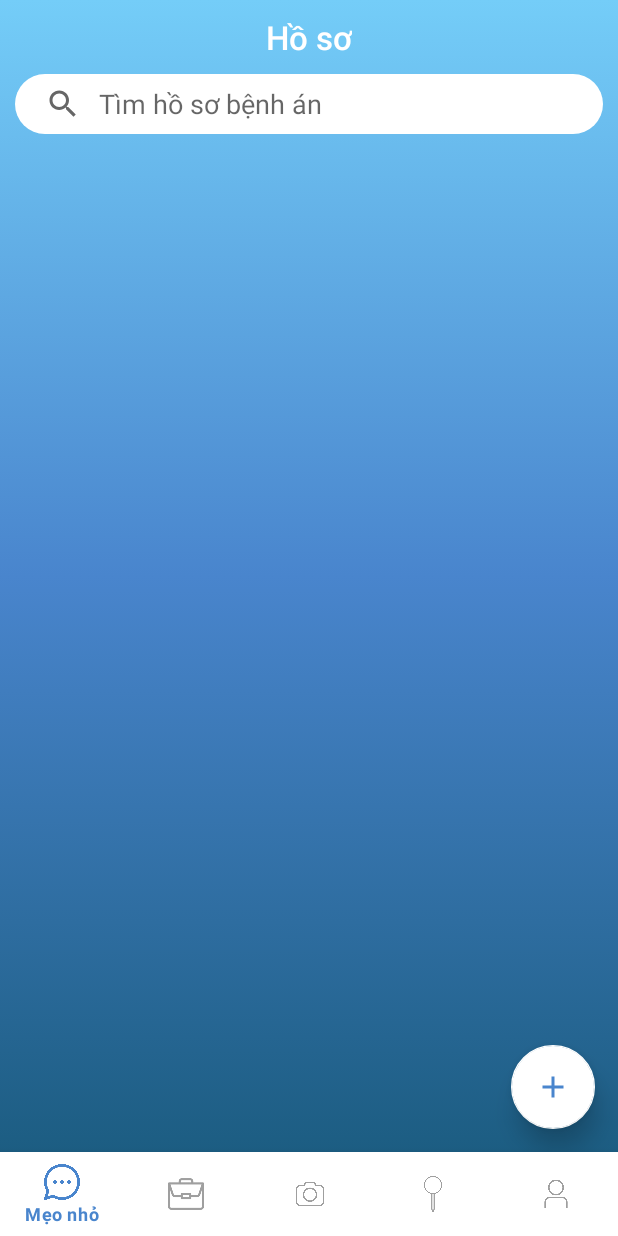
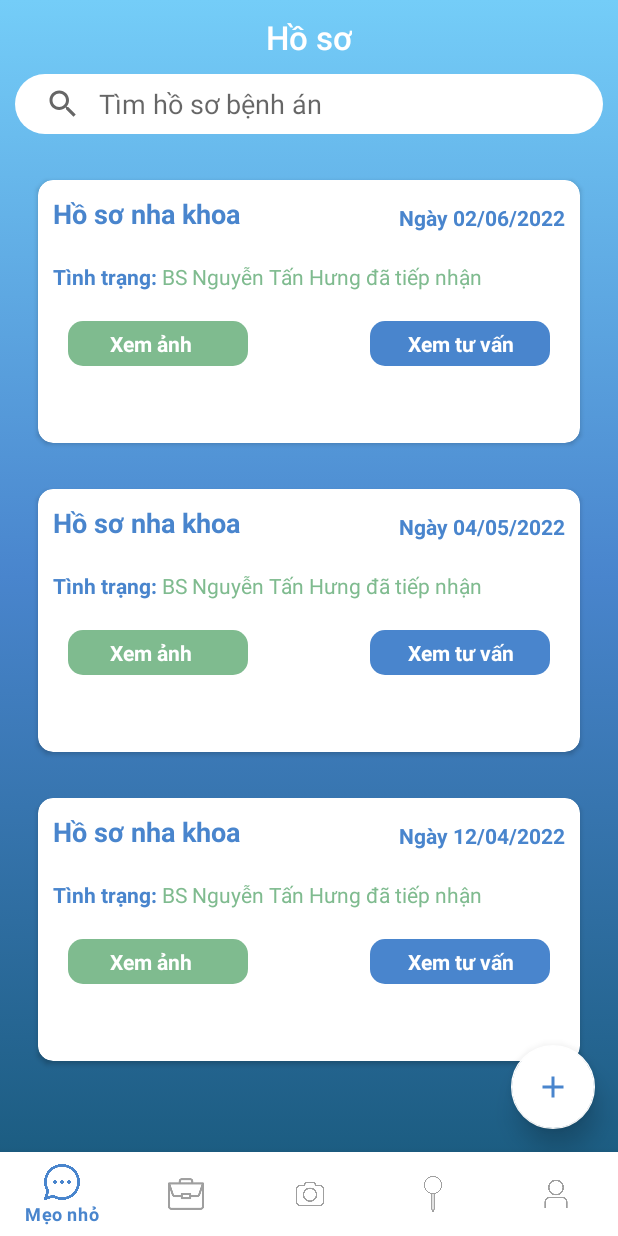
Before and after one commit to NamPham1906/FamilyBonding, an Android app: the fragment HealthRecordFragment placed in its activity, on a phone screen of 412 x 824 dp. Run offline under Robolectric (Android 15) with nearby library versions, the phone set to English and light mode, and no system bars.

Commit message:
Update on U3.1
Just for accepted health record, not yet for waiting-to-be-received health record

```diff
--- /dev/null
+++ b/app/src/main/java/com/example/usmile/user/adapters/HealthRecordAdapter.java
@@ -0,0 +1,92 @@
+package com.example.usmile.user.adapters;
+
+import android.content.Context;
+import android.graphics.Color;
+import android.view.LayoutInflater;
+import android.view.View;
+import android.view.ViewGroup;
+import android.widget.TextView;
+
+import androidx.annotation.NonNull;
+import androidx.recyclerview.widget.RecyclerView;
+
+import com.example.usmile.R;
+import com.example.usmile.user.models.HealthRecord;
+
+import org.w3c.dom.Text;
+
+import java.time.LocalDateTime;
+import java.time.format.DateTimeFormatter;
+import java.util.ArrayList;
+import java.util.List;
+
+
+
+public class HealthRecordAdapter extends RecyclerView.Adapter<HealthRecordAdapter.HealthRecordViewHolder>{
+
+    private List<HealthRecord> healthRecords;
+    private Context context;
+
+    public HealthRecordAdapter(List<HealthRecord> healthRecords) {
+        this.healthRecords = healthRecords;
+    }
+
+    public HealthRecordAdapter() {
+        this.healthRecords = new ArrayList<>();
+    }
+
+
+
+
+    @NonNull
+    @Override
+    public HealthRecordViewHolder onCreateViewHolder(@NonNull ViewGroup parent, int viewType) {
+        View view = LayoutInflater.from(parent.getContext()).inflate(R.layout.health_record_accepted_item_layout, parent, false);
+
+        context = parent.getContext();
+
+        return new HealthRecordViewHolder(view);
+    }
+
+
+    @Override
+    public void onBindViewHolder(@NonNull HealthRecordViewHolder holder, int position) {
+
+        HealthRecord item = healthRecords.get(position);
+
+        if (item == null)
+            return;
+
+        holder.dateTimeTextView.setText(item.getSentDate());
+
+        // should add this property to Health Record ?
+        holder.statusDetailTextView.setText("BS Nguyễn Tấn Hưng đã tiếp nhận");
+    }
+
+
+    @Override
+    public int getItemCount() {
+        if (healthRecords == null)
+            return 0;
+        return healthRecords.size();
+    }
+
+    public class HealthRecordViewHolder extends RecyclerView.ViewHolder {
+
+
+        TextView dateTimeTextView;
+        TextView statusDetailTextView;
+        TextView leftButton;
+        TextView rightButton;
+
+
+        public HealthRecordViewHolder(@NonNull View itemView) {
+            super(itemView);
+
+            dateTimeTextView = (TextView) itemView.findViewById(R.id.dateTimeTextView);
+            statusDetailTextView = (TextView) itemView.findViewById(R.id.statusDetailTextView);
+            leftButton = (TextView) itemView.findViewById(R.id.leftButton);
+            rightButton = (TextView) itemView.findViewById(R.id.rightButton);
+        }
+    }
+}
--- a/app/src/main/java/com/example/usmile/user/fragment/HealthRecordFragment.java
+++ b/app/src/main/java/com/example/usmile/user/fragment/HealthRecordFragment.java
@@ -2,16 +2,33 @@ package com.example.usmile.user.fragment;
 
 import android.os.Bundle;
 
+import androidx.annotation.NonNull;
+import androidx.annotation.Nullable;
 import androidx.fragment.app.Fragment;
+import androidx.recyclerview.widget.LinearLayoutManager;
+import androidx.recyclerview.widget.RecyclerView;
 
 import android.view.LayoutInflater;
 import android.view.View;
 import android.view.ViewGroup;
 
 import com.example.usmile.R;
+import com.example.usmile.user.adapters.HealthRecordAdapter;
+import com.example.usmile.user.adapters.TipsAdapter;
+import com.example.usmile.user.models.HealthRecord;
+import com.example.usmile.user.models.Tips;
+import com.google.android.material.floatingactionbutton.FloatingActionButton;
+
+import java.util.ArrayList;
+import java.util.List;
 
 public class HealthRecordFragment extends Fragment {
 
+    RecyclerView recordRecyclerView;
+    List<HealthRecord> healthRecords;
+    HealthRecordAdapter adapter;
+
+    FloatingActionButton newHealthRecordButton;
 
     @Override
     public View onCreateView(LayoutInflater inflater, ViewGroup container,
@@ -19,4 +36,31 @@ public class HealthRecordFragment extends Fragment {
         // Inflate the layout for this fragment
         return inflater.inflate(R.layout.fragment_health_record, container, false);
     }
+
+    @Override
+    public void onViewCreated(@NonNull View view, @Nullable Bundle savedInstanceState) {
+        super.onViewCreated(view, savedInstanceState);
+
+        recordRecyclerView = (RecyclerView) view.findViewById(R.id.recordRecyclerView);
+        newHealthRecordButton = (FloatingActionButton) view.findViewById(R.id.newHealthRecordButton);
+
+        initData();
+        initRecordRecyclerView();
+    }
+
+    private void initRecordRecyclerView() {
+        LinearLayoutManager layoutManager
+                = new LinearLayoutManager(requireContext(), LinearLayoutManager.VERTICAL, false);
+        recordRecyclerView.setLayoutManager(layoutManager);
+        adapter = new HealthRecordAdapter(healthRecords);
+        recordRecyclerView.setAdapter(adapter);
+        recordRecyclerView.setHasFixedSize(true);
+    }
+
+    private void initData() {
+        healthRecords = new ArrayList<>();
+        healthRecords.add(new HealthRecord(1,null,"",false,"Ngày 02/06/2022"));
+        healthRecords.add(new HealthRecord(1,null,"",false,"Ngày 04/05/2022"));
+        healthRecords.add(new HealthRecord(1,null,"",false,"Ngày 12/04/2022"));
+    }
 }
--- /dev/null
+++ b/app/src/main/java/com/example/usmile/user/models/HealthRecord.java
@@ -0,0 +1,65 @@
+package com.example.usmile.user.models;
+
+import java.time.LocalDateTime;
+import java.util.Date;
+import java.util.List;
+
+public class HealthRecord {
+    private int ID;
+    private List<String> healthPictures;
+    private String advices;
+    private boolean deleted;
+    private String sentDate;
+
+    public HealthRecord(int ID, List<String> healthPictures, String advices, boolean deleted, String sentDate) {
+        this.ID = ID;
+        this.healthPictures = healthPictures;
+        this.advices = advices;
+        this.deleted = deleted;
+        this.sentDate = sentDate;
+    }
+
+    public HealthRecord() {
+
+    }
+
+    public String getSentDate() {
+        return sentDate;
+    }
+
+    public void setSentDate(String sentDate) {
+        this.sentDate = sentDate;
+    }
+
+    public int getID() {
+        return ID;
+    }
+
+    public void setID(int ID) {
+        this.ID = ID;
+    }
+
+    public List<String> getHealthPictures() {
+        return healthPictures;
+    }
+
+    public void setHealthPictures(List<String> healthPictures) {
+        this.healthPictures = healthPictures;
+    }
+
+    public String getAdvices() {
+        return advices;
+    }
+
+    public void setAdvices(String advices) {
+        this.advices = advices;
+    }
+
+    public boolean isDeleted() {
+        return deleted;
+    }
+
+    public void setDeleted(boolean deleted) {
+        this.deleted = deleted;
+    }
+}
--- a/app/src/main/res/layout/fragment_health_record.xml
+++ b/app/src/main/res/layout/fragment_health_record.xml
@@ -42,12 +42,22 @@
                 app:queryBackground="@android:color/transparent"
                 app:queryHint="Tìm hồ sơ bệnh án" />
 
+            <androidx.recyclerview.widget.RecyclerView
+                android:id="@+id/recordRecyclerView"
+                android:layout_below="@id/recordSearchView"
+                android:layout_width="match_parent"
+                android:layout_height="wrap_content"
+                android:layout_marginTop="15dp"
+                android:layout_marginBottom="10dp" />
+
         </RelativeLayout>
+
+
 
     </ScrollView>
 
     <com.google.android.material.floatingactionbutton.FloatingActionButton
-        android:id="@+id/floatingButton"
+        android:id="@+id/newHealthRecordButton"
         android:layout_gravity="bottom|end"
         android:layout_marginEnd="15dp"
         android:layout_marginBottom="15dp"
--- a/app/src/main/res/layout/health_record_accepted_item_layout.xml
+++ b/app/src/main/res/layout/health_record_accepted_item_layout.xml
@@ -3,7 +3,7 @@
     xmlns:android="http://schemas.android.com/apk/res/android"
     xmlns:app="http://schemas.android.com/apk/res-auto"
     android:layout_width="match_parent"
-    android:layout_height="150dp"
+    android:layout_height="175dp"
     android:layout_margin="15dp"
     app:cardCornerRadius="10dp">
 
@@ -32,12 +32,12 @@
                 android:id="@+id/dateTimeTextView"
                 android:layout_width="wrap_content"
                 android:layout_height="wrap_content"
+                android:layout_alignBottom="@id/titleTextView"
+                android:layout_alignParentEnd="true"
                 android:text="Ngày 25/05/2022"
-                android:layout_alignParentEnd="true"
-                android:layout_alignBottom="@id/titleTextView"
                 android:textColor="@color/primary_blue"
-                android:textStyle="bold"
-                android:textSize="14sp"/>
+                android:textSize="14sp"
+                android:textStyle="bold" />
         </RelativeLayout>
 
         <RelativeLayout
@@ -54,9 +54,10 @@
                 android:text="Tình trạng: "
                 android:textColor="@color/primary_blue"
                 android:textSize="14sp"
-                android:textStyle="bold"/>
+                android:textStyle="bold" />
 
             <TextView
+                android:id="@+id/statusDetailTextView"
                 android:layout_width="wrap_content"
                 android:layout_height="wrap_content"
                 android:layout_toEndOf="@id/statusTextView"
@@ -73,14 +74,14 @@
             android:layout_below="@id/statusLayout">
 
             <TextView
-                android:id="@+id/confirmButton"
+                android:id="@+id/leftButton"
                 android:layout_width="120dp"
                 android:layout_height="wrap_content"
                 android:layout_alignParentStart="true"
                 android:layout_marginStart="10dp"
                 android:background="@drawable/small_green_button_shape"
                 android:gravity="center"
-                android:paddingStart="10dp"
+                android:paddingStart="0dp"
                 android:paddingTop="5dp"
                 android:paddingEnd="10dp"
                 android:paddingBottom="5dp"
@@ -89,7 +90,7 @@
                 android:textStyle="bold" />
 
             <TextView
-                android:id="@+id/detailButton"
+                android:id="@+id/rightButton"
                 android:layout_width="120dp"
                 android:layout_height="wrap_content"
                 android:layout_alignParentEnd="true"
```
